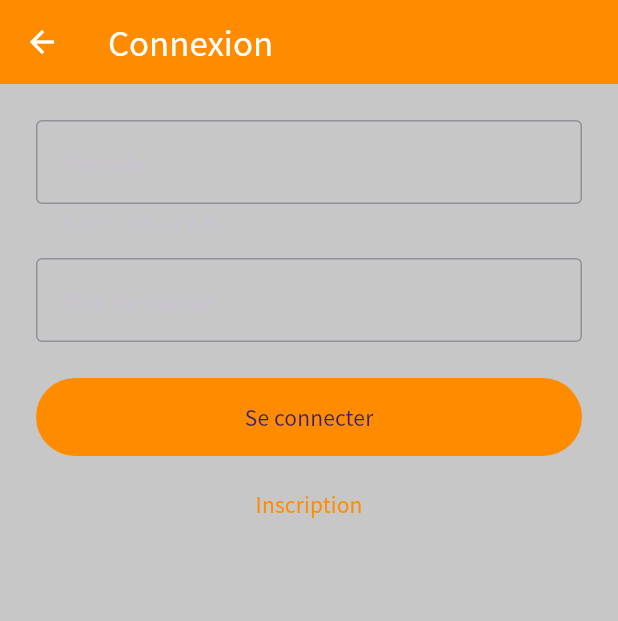
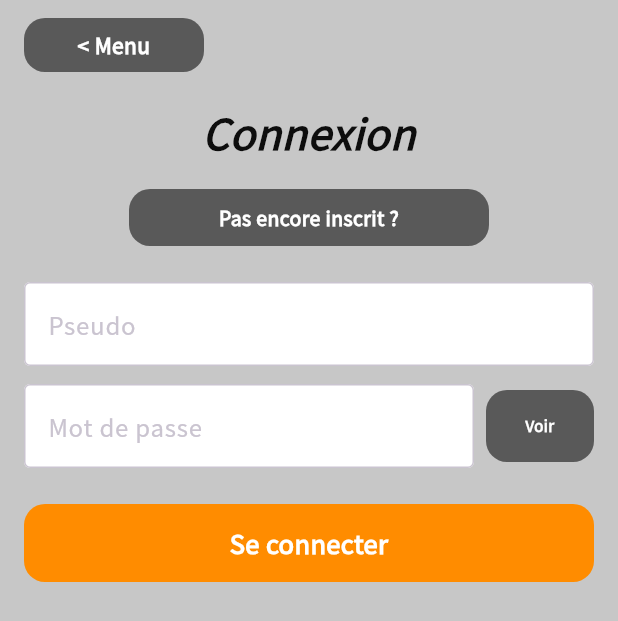
Before and after one commit to ninovieux-commits/La-Fuga, a Flutter app: the screen it shows after launch, after a tap on "Jouer en ligne", on a phone screen of 412 x 824 dp. Shown: the top 621 px of the screen. Run offline on Flutter 3.47's test engine with Material 3 defaults, Android fonts, the phone set to English and light mode, and no system bars; our stand-ins replace audioplayers, shared_preferences, socket_io_client; accounts and stored records are empty.

Commit message:
Connexion et profil, remis à la lettre
**Connexion** — l'écran avait pris des habitudes Material qui ne sont pas
celles de Kivy : une barre de titre au lieu du titre italique et du bouton
« < Menu », la bascule en bas (« Connexion » / « Inscription ») au lieu du
bouton du haut (« Pas encore inscrit ? » / « J'ai déjà un compte »),
« S'inscrire » au lieu de « Créer le compte ». Manquaient aussi le bouton
Voir/Cacher du mot de passe, la phrase qui explique à quoi sert l'e-mail,
et la ligne d'état (rouge, bleue pendant l'attente, verte au succès).

Surtout, **les parties locales n'étaient pas effacées à la connexion**.
Kivy le fait : le jeu est pensé pour être connecté, et l'historique vient
alors du compte, sur tous les appareils.

**Profil** — pas de barre de titre chez Kivy non plus, mais une barre du
bas : « Revenir au menu » (et « Se déconnecter » sur son propre profil).
L'historique y ouvre DEUX boutons, local et en ligne, et les scores en
tête-à-tête portent les intitulés de Kivy.

Co-Authored-By: Claude Opus 5 <noreply@anthropic.com>
Claude-Session: https://claude.ai/code/session_01Q1cbn5Ugh29j9rELgAbhqR

```diff
--- a/lib/ui/screens/login_screen.dart
+++ b/lib/ui/screens/login_screen.dart
@@ -1,17 +1,28 @@
 /// Connexion et inscription — portage de `LoginScreen` (main.py).
+///
+/// Un seul écran pour les deux : le bouton du haut bascule entre « Pas encore
+/// inscrit ? » et « J'ai déjà un compte », et la page change de titre, de
+/// bouton et de champs.
 library;
 
 import 'package:flutter/material.dart';
 
 import '../../i18n/translations.dart';
 import '../../net/online_service.dart';
+import '../../state/local_games.dart';
 import '../../state/settings.dart';
 import '../../theme/themes.dart';
+import '../widgets/fuga_button.dart';
 
 class LoginScreen extends StatefulWidget {
-  const LoginScreen({super.key, required this.online});
+  LoginScreen({super.key, required this.online, LocalGamesStore? local})
+    : local = local ?? LocalGamesStore();
 
   final OnlineService online;
+
+  /// Parties de l'appareil, effacées à la connexion. Injectable pour les
+  /// tests.
+  final LocalGamesStore local;
 
   @override
   State<LoginScreen> createState() => _LoginScreenState();
@@ -24,7 +35,12 @@ class _LoginScreenState extends State<LoginScreen> {
 
   bool _registering = false;
   bool _busy = false;
-  String? _error;
+  bool _passwordShown = false;
+
+  /// Ligne d'état sous le bouton : rouge pour une erreur, bleue pendant
+  /// l'attente, verte au succès — comme `status_lbl`.
+  String _status = '';
+  Color _statusColor = const Color.fromRGBO(179, 26, 26, 1);
 
   @override
   void dispose() {
@@ -34,36 +50,60 @@ class _LoginScreenState extends State<LoginScreen> {
     super.dispose();
   }
 
+  void _toggleMode() => setState(() {
+    _registering = !_registering;
+    _status = '';
+  });
+
   Future<void> _submit() async {
-    final pseudoError = validatePseudo(_pseudo.text);
-    if (pseudoError != null) {
-      setState(() => _error = pseudoError);
-      return;
-    }
-    if (_password.text.isEmpty) {
-      setState(() => _error = T('Mot de passe'));
+    final pseudo = _pseudo.text.trim();
+    final password = _password.text;
+    if (pseudo.isEmpty || password.isEmpty) {
+      setState(() {
+        _statusColor = const Color.fromRGBO(179, 26, 26, 1);
+        _status = T('Pseudo et mot de passe requis');
+      });
       return;
     }
 
     setState(() {
       _busy = true;
-      _error = null;
+      _statusColor = const Color.fromRGBO(51, 51, 128, 1);
+      _status = T('Connexion au serveur...');
     });
 
     final error = _registering
         ? await widget.online.register(
-            _pseudo.text,
-            _password.text,
-            email: _email.text,
+            pseudo,
+            password,
+            email: _email.text.trim(),
           )
-        : await widget.online.login(_pseudo.text, _password.text);
+        : await widget.online.login(pseudo, password);
 
+    if (!mounted) return;
+    if (error != null) {
+      setState(() {
+        _busy = false;
+        _statusColor = const Color.fromRGBO(179, 26, 26, 1);
+        _status = error;
+      });
+      return;
+    }
+
+    // Le jeu est pensé pour être connecté : les parties jouées hors compte
+    // sont effacées, l'historique vient désormais du compte (tous appareils).
+    try {
+      await widget.local.clear();
+    } catch (_) {
+      // Un effacement qui échoue ne doit pas empêcher d'entrer.
+    }
     if (!mounted) return;
     setState(() {
       _busy = false;
-      _error = error;
+      _statusColor = const Color.fromRGBO(26, 153, 26, 1);
+      _status = T('Connecté');
     });
-    if (error == null) Navigator.of(context).pop(true);
+    Navigator.of(context).pop(true);
   }
 
   @override
@@ -72,87 +112,139 @@ class _LoginScreenState extends State<LoginScreen> {
     final palette = paletteOf(axes.general);
 
     return Scaffold(
-      backgroundColor: paletteOf(axes.menu).menu,
-      appBar: AppBar(
-        backgroundColor: palette.clair,
-        foregroundColor: Colors.white,
-        title: Text(_registering ? T('Inscription') : T('Connexion')),
-      ),
-      body: SingleChildScrollView(
-        padding: const EdgeInsets.all(24),
+      backgroundColor: palette.menu,
+      body: SafeArea(
+        child: SingleChildScrollView(
+          padding: const EdgeInsets.fromLTRB(16, 12, 16, 24),
           child: Column(
             crossAxisAlignment: CrossAxisAlignment.stretch,
             children: [
+              Align(
+                alignment: Alignment.centerLeft,
+                child: SizedBox(
+                  width: 120,
+                  child: FugaButton(
+                    text: T('< Menu'),
+                    fontSize: 14,
+                    height: 36,
+                    onPressed: () => Navigator.of(context).pop(),
+                  ),
+                ),
+              ),
+              const SizedBox(height: 20),
+              Text(
+                _registering ? T('Inscription') : T('Connexion'),
+                textAlign: TextAlign.center,
+                style: const TextStyle(
+                  fontSize: 28,
+                  fontWeight: FontWeight.bold,
+                  fontStyle: FontStyle.italic,
+                  color: Color.fromRGBO(13, 13, 13, 1),
+                ),
+              ),
+              const SizedBox(height: 18),
+              Center(
+                child: SizedBox(
+                  width: 240,
+                  child: FugaButton(
+                    text: _registering
+                        ? T("J'ai déjà un compte")
+                        : T('Pas encore inscrit ?'),
+                    fontSize: 13,
+                    height: 38,
+                    onPressed: _busy ? null : _toggleMode,
+                  ),
+                ),
+              ),
+              const SizedBox(height: 24),
               TextField(
                 controller: _pseudo,
                 autocorrect: false,
                 enableSuggestions: false,
                 decoration: InputDecoration(
-                labelText: T('Pseudo'),
+                  hintText: T('Pseudo'),
+                  filled: true,
+                  fillColor: Colors.white,
                   border: const OutlineInputBorder(),
-                helperText: '3–20 · A-Z a-z 0-9 _ -',
                 ),
               ),
-            const SizedBox(height: 16),
-            TextField(
+              const SizedBox(height: 12),
+              Row(
+                children: [
+                  Expanded(
+                    child: TextField(
                       controller: _password,
-              obscureText: true,
+                      obscureText: !_passwordShown,
                       decoration: InputDecoration(
-                labelText: T('Mot de passe'),
+                        hintText: T('Mot de passe'),
+                        filled: true,
+                        fillColor: Colors.white,
                         border: const OutlineInputBorder(),
                       ),
                       onSubmitted: (_) => _submit(),
                     ),
+                  ),
+                  const SizedBox(width: 8),
+                  SizedBox(
+                    width: 72,
+                    child: FugaButton(
+                      text: _passwordShown ? T('Cacher') : T('Voir'),
+                      fontSize: 10,
+                      height: 48,
+                      onPressed: () =>
+                          setState(() => _passwordShown = !_passwordShown),
+                    ),
+                  ),
+                ],
+              ),
               if (_registering) ...[
-              const SizedBox(height: 16),
+                const SizedBox(height: 12),
                 TextField(
                   controller: _email,
                   keyboardType: TextInputType.emailAddress,
                   autocorrect: false,
                   decoration: InputDecoration(
-                  labelText: T('Email (optionnel)'),
+                    hintText: T('Email (optionnel)'),
+                    filled: true,
+                    fillColor: Colors.white,
                     border: const OutlineInputBorder(),
                   ),
                 ),
-            ],
-            if (_error != null) ...[
-              const SizedBox(height: 16),
-              Text(_error!, style: const TextStyle(color: FugaColors.immobile)),
+                const SizedBox(height: 8),
+                Text(
+                  T(
+                    "L'appli n'envoie pas de notifications. Renseignez votre "
+                    'adresse mail pour savoir quand c\'est à vous de jouer.',
+                  ),
+                  textAlign: TextAlign.center,
+                  style: const TextStyle(
+                    fontSize: 10,
+                    color: Color.fromRGBO(191, 191, 191, 1),
+                  ),
+                ),
               ],
               const SizedBox(height: 24),
-            FilledButton(
-              style: FilledButton.styleFrom(
-                backgroundColor: palette.clair,
-                padding: const EdgeInsets.symmetric(vertical: 16),
+              FugaButton(
+                text: _registering ? T('Créer le compte') : T('Se connecter'),
+                color: palette.clair,
+                fontSize: 17,
+                height: 52,
+                onPressed: _busy ? null : _submit,
               ),
-              onPressed: _busy ? null : _submit,
-              child: _busy
-                  ? const SizedBox(
-                      width: 20,
-                      height: 20,
-                      child: CircularProgressIndicator(
-                        strokeWidth: 2,
-                        color: Colors.white,
-                      ),
-                    )
-                  : Text(_registering ? T("S'inscrire") : T('Se connecter')),
-            ),
-            const SizedBox(height: 8),
-            TextButton(
-              onPressed: _busy
-                  ? null
-                  : () => setState(() {
-                      _registering = !_registering;
-                      _error = null;
-                    }),
-              child: Text(
-                _registering ? T('Connexion') : T('Inscription'),
-                style: TextStyle(color: palette.clair),
+              const SizedBox(height: 14),
+              Text(
+                _status,
+                textAlign: TextAlign.center,
+                style: TextStyle(
+                  fontSize: 14,
+                  fontStyle: FontStyle.italic,
+                  color: _statusColor,
                 ),
               ),
             ],
           ),
         ),
+      ),
     );
   }
 }
```
Also changed, not shown: lib/ui/screens/account_screen.dart (+69 -35 lines), 2 other files. Lines whose indentation alone changed are shown as unchanged.
